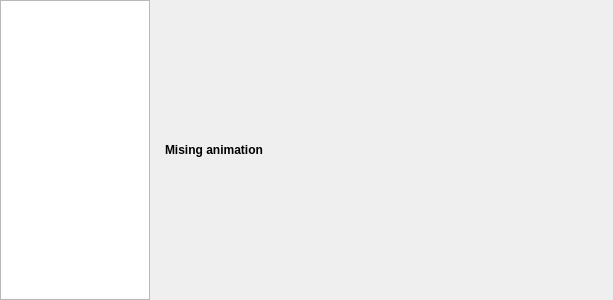
Above: src/gui/kbanimwidget.ui from ckb-next/ckb-next before the change. Below: the same form after it.
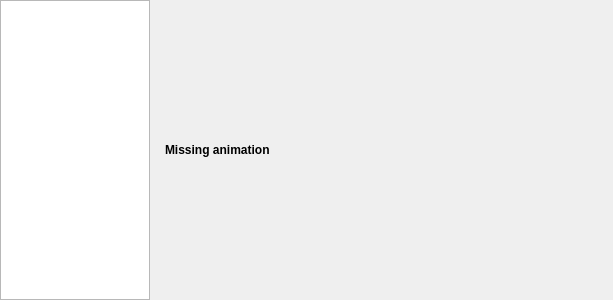
That is the form after the change. The open tabs and pages were chosen to show the change. Custom widgets are drawn as their Qt base class.

```diff
--- a/src/gui/kbanimwidget.ui
+++ b/src/gui/kbanimwidget.ui
@@ -329,7 +329,7 @@
           </font>
          </property>
          <property name="text">
-          <string>Mising animation</string>
+          <string notr="true">Missing animation</string>
          </property>
          <property name="wordWrap">
           <bool>true</bool>
```
Left out of the diff: 10 changed lines with no effect on the pictures.
